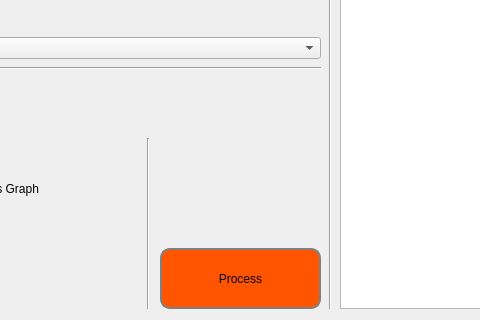
First picture: the form in ui/ProcessWindow.ui, repository peterYudhistira/audio-scribo-comperio, before the edit; both pictures show x 160 to 640 and y 92 to 412 of the 1200 by 412 pixel window.
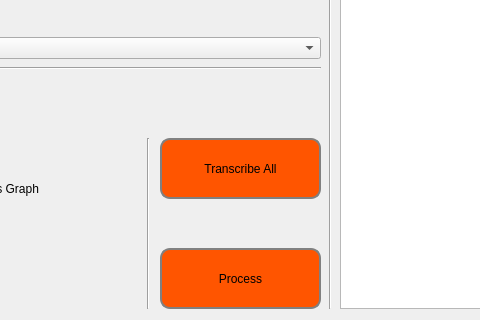
Second picture: the form after the edit.

The edit to the form file:
```diff
--- a/ui/ProcessWindow.ui
+++ b/ui/ProcessWindow.ui
@@ -243,6 +243,22 @@
     <string>Nerd Mode🤓</string>
    </property>
   </widget>
+  <widget class="QPushButton" name="button_transcribe_all">
+   <property name="geometry">
+    <rect>
+     <x>320</x>
+     <y>230</y>
+     <width>161</width>
+     <height>61</height>
+    </rect>
+   </property>
+   <property name="styleSheet">
+    <string notr="true">font: 63 16pt &quot;Bahnschrift SemiBold&quot;;</string>
+   </property>
+   <property name="text">
+    <string>Transcribe All</string>
+   </property>
+  </widget>
  </widget>
  <resources/>
  <connections/>
```
